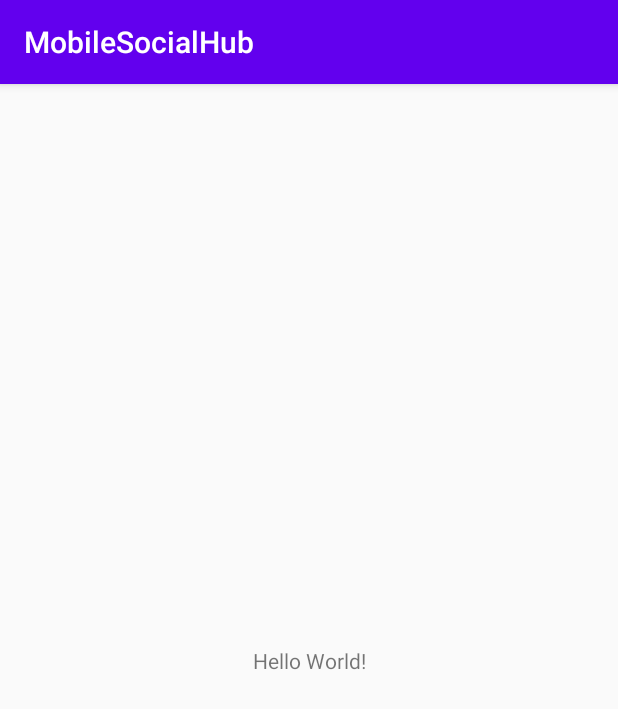
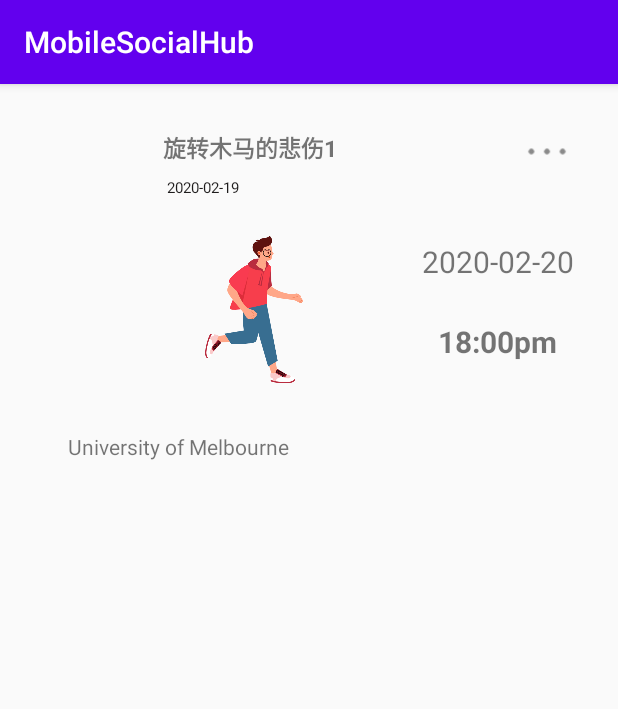
Before and after one commit to Mialovewatermelon/Mobile-Social-Hub, an Android app: the screen it shows after launch (MainActivity before the commit, FolderActivity after it), on a phone screen of 412 x 824 dp. Shown: the top 709 px of the screen. Run offline under Robolectric (Android 15) with nearby library versions, the phone set to English and light mode, and no system bars; our stand-ins replace Firebase (no records; nobody signed in at launch, a user with empty details on screens opened directly), data binding.

Commit message:
Firebase + Event Fragment
The firebase is connected and can read in data
The eveny activity is transform to fragment

```diff
--- a/app/build.gradle
+++ b/app/build.gradle
@@ -30,6 +30,7 @@ dependencies {
     implementation fileTree(dir: "libs", include: ["*.jar"])
     implementation 'androidx.appcompat:appcompat:1.2.0'
     implementation 'androidx.constraintlayout:constraintlayout:2.0.1'
+    implementation 'androidx.legacy:legacy-support-v4:1.0.0'
     testImplementation 'junit:junit:4.12'
     androidTestImplementation 'androidx.test.ext:junit:1.1.2'
     androidTestImplementation 'androidx.test.espresso:espresso-core:3.3.0'
--- /dev/null
+++ b/app/src/main/java/com/example/mobilesocialhub/EventCard/EventFragment.java
@@ -0,0 +1,117 @@
+package com.example.mobilesocialhub.EventCard;
+
+import android.os.Bundle;
+
+import androidx.annotation.NonNull;
+import androidx.fragment.app.Fragment;
+import androidx.recyclerview.widget.GridLayoutManager;
+import androidx.recyclerview.widget.RecyclerView;
+
+import android.util.Log;
+import android.view.LayoutInflater;
+import android.view.View;
+import android.view.ViewGroup;
+
+import com.example.mobilesocialhub.R;
+import com.example.mobilesocialhub.databinding.FragmentEventBinding;
+import com.google.firebase.database.DataSnapshot;
+import com.google.firebase.database.DatabaseError;
+import com.google.firebase.database.DatabaseReference;
+import com.google.firebase.database.FirebaseDatabase;
+import com.google.firebase.database.ValueEventListener;
+
+import java.util.ArrayList;
+import java.util.List;
+
+/**
+ * A simple {@link Fragment} subclass.
+ * Use the {@link EventFragment#newInstance} factory method to
+ * create an instance of this fragment.
+ */
+public class EventFragment extends Fragment {
+
+    // TODO: Rename parameter arguments, choose names that match
+    // the fragment initialization parameters, e.g. ARG_ITEM_NUMBER
+
+    private FragmentEventBinding mBinding;
+    FirebaseDatabase database;
+    final String TAG = "Database";
+    private List<Event> eventsList;
+
+    // TODO: Rename and change types of parameters
+
+    public EventFragment() {
+        // Required empty public constructor
+    }
+
+    public static EventFragment newInstance(String param1, String param2) {
+        EventFragment fragment = new EventFragment();
+        return fragment;
+    }
+
+    @Override
+    public void onCreate(Bundle savedInstanceState) {
+        super.onCreate(savedInstanceState);
+    }
+
+    @Override
+    public View onCreateView(LayoutInflater inflater, ViewGroup container,
+                             Bundle savedInstanceState) {
+        // Inflate the layout for this fragment
+        mBinding = FragmentEventBinding.inflate(inflater, container,false);
+        mBinding.eventRecycler.setLayoutManager(new GridLayoutManager(getContext(),1));
+
+        //new the array and can set default value
+        initialData();
+
+        //set the adapter
+        final FolderCellAdapter adapter = new FolderCellAdapter(eventsList);
+        mBinding.eventRecycler.setAdapter(adapter);
+
+        //Get Data from firebase
+        database= FirebaseDatabase.getInstance();
+        final DatabaseReference eventRef = database.getReference().child("Events");
+        Log.w(TAG,"Completed connection！");
+        eventRef.addValueEventListener(new ValueEventListener() {
+            @Override
+            public void onDataChange(@NonNull DataSnapshot datasnapshot) {
+//                String usernamePublished = datasnapshot.child("usernamePublished").getValue().toString();
+//                String datePublished = datasnapshot.child("datePublished").getValue().toString();
+//                String eventDate =datasnapshot.child("eventDate").getValue().toString();
+//                String eventTime =datasnapshot.child("eventTime").getValue().toString();
+//                String address = datasnapshot.child("address").getValue().toString();
+//                Log.w(TAG, eventsList.get(0).getDatePublished());
+//
+//                eventsList.add(new Event(usernamePublished,datePublished,eventDate,eventTime,address));
+                for(DataSnapshot snapshot:datasnapshot.getChildren()) {
+//
+                    Log.w(TAG,"HI"+snapshot.getValue().toString());
+                    String usernamePublished = snapshot.child("usernamePublished").getValue().toString();
+                    String datePublished = snapshot.child("datePublished").getValue().toString();
+                    String eventDate = snapshot.child("eventDate").getValue().toString();
+                    String eventTime = snapshot.child("eventTime").getValue().toString();
+                    String address = snapshot.child("address").getValue().toString();
+
+                    eventsList.add(new Event(usernamePublished, datePublished, eventDate, eventTime, address));
+                    Log.w(TAG, "Completed saving data");
+                    Log.w(TAG, eventsList.get(0).getDatePublished());
+                }
+
+                adapter.notifyDataSetChanged();
+            }
+
+            @Override
+            public void onCancelled(@NonNull DatabaseError error) {
+
+            }
+        });
+
+        return mBinding.getRoot();
+    }
+
+    private void initialData() {
+        eventsList=new ArrayList<>();
+        eventsList.add(new Event("旋转木马的悲伤1","2020-02-19","2020-02-20","18:00pm","University of Melbourne"));
+
+    }
+}
--- a/app/src/main/java/com/example/mobilesocialhub/EventCard/FolderCellAdapter.java
+++ b/app/src/main/java/com/example/mobilesocialhub/EventCard/FolderCellAdapter.java
@@ -46,7 +46,7 @@ public class FolderCellAdapter extends RecyclerView.Adapter<FolderCellAdapter.Fo
     public void onBindViewHolder(@NonNull FolderCellAdapter.FolderViewHolder holder, int position) {
         holder.binding.usernamePublished.setText(event.get(position).getUsernamePublished());
         holder.binding.datePublished.setText(event.get(position).getDatePublished());
-        holder.binding.activity.setImageDrawable(event.get(position).getActivity());
+//        holder.binding.activity.setImageDrawable(event.get(position).getActivity());
         holder.binding.eventDate.setText(event.get(position).getEventDate());
         holder.binding.eventTime.setText(event.get(position).getEventTime());
         holder.binding.address.setText(event.get(position).getAddress());
--- a/app/src/main/java/com/example/mobilesocialhub/MainActivity.java
+++ b/app/src/main/java/com/example/mobilesocialhub/MainActivity.java
@@ -1,5 +1,6 @@
 package com.example.mobilesocialhub;
 
+import androidx.annotation.NonNull;
 import androidx.appcompat.app.AppCompatActivity;
 
 import android.os.Bundle;
@@ -22,26 +23,27 @@ public class MainActivity extends AppCompatActivity {
 
         database= FirebaseDatabase.getInstance();
         Log.d(TAG,"database");
-        myRef= database.getReference("mobile-social-hub/message");
-        myRef.setValue("Hello, Wor");
-        DatabaseReference myRef2=database.getReference("messag2");
-        myRef2.setValue("No mistake");
+        myRef= database.getReference("mobile-social-hub/message2");
+        myRef.setValue("Hello, Word");
+//        DatabaseReference myRef2=database.getReference("messag2");
+//        myRef2.setValue("No mistake!");
+//
+//        myRef2.addValueEventListener(new ValueEventListener() {
+//            @Override
+//            public void onDataChange(DataSnapshot dataSnapshot) {
+//                // This method is called once with the initial value and again
+//                // whenever data at this location is updated.
+//                String value = dataSnapshot.getValue(String.class);
+//                Log.d(TAG, "key is: " + dataSnapshot.getKey());
+//                Log.d(TAG, "Value is: " + value);
+//            }
+//
+//            public void onCancelled(DatabaseError error) {
+//                // Failed to read value
+//                Log.w(TAG, "Failed to read value.", error.toException());
+//            }
+//        });
 
-        myRef2.addValueEventListener(new ValueEventListener() {
-            @Override
-            public void onDataChange(DataSnapshot dataSnapshot) {
-                // This method is called once with the initial value and again
-                // whenever data at this location is updated.
-                String value = dataSnapshot.getValue(String.class);
-                Log.d(TAG, "key is: " + dataSnapshot.getKey());
-                Log.d(TAG, "Value is: " + value);
-            }
-
-            public void onCancelled(DatabaseError error) {
-                // Failed to read value
-                Log.w(TAG, "Failed to read value.", error.toException());
-            }
-        });
 
 
         myRef.addValueEventListener(new ValueEventListener() {
--- a/app/src/main/res/layout/activity_folder.xml
+++ b/app/src/main/res/layout/activity_folder.xml
@@ -1,21 +1,22 @@
 <?xml version="1.0" encoding="utf-8"?>
-<layout xmlns:android="http://schemas.android.com/apk/res/android"
-    xmlns:app="http://schemas.android.com/apk/res-auto"
+<androidx.constraintlayout.widget.ConstraintLayout xmlns:app="http://schemas.android.com/apk/res-auto"
+    android:layout_height="match_parent"
+    android:layout_width="match_parent"
+    xmlns:android="http://schemas.android.com/apk/res/android"
     xmlns:tools="http://schemas.android.com/tools">
-    <androidx.constraintlayout.widget.ConstraintLayout
+
+
+    <fragment
+        android:id="@+id/fragment"
+        android:name="com.example.mobilesocialhub.EventCard.EventFragment"
+        tools:layout="@layout/fragment_event"
         android:layout_width="match_parent"
-        android:layout_height="match_parent">
-        <androidx.recyclerview.widget.RecyclerView
-            android:layout_width="match_parent"
-            android:layout_height="match_parent"
-            android:id="@+id/event_recycler"
-            android:divider="@android:color/darker_gray"
-            android:dividerHeight="10dp"
-            android:paddingBottom="15dp"
-            android:paddingLeft="15dp"
-            android:paddingRight="15dp"
-            android:paddingTop="15dp"
-            />
-    </androidx.constraintlayout.widget.ConstraintLayout>
+        android:layout_height="678dp"
+        app:layout_constraintBottom_toBottomOf="parent"
+        app:layout_constraintEnd_toEndOf="parent"
+        app:layout_constraintHorizontal_bias="0.0"
+        app:layout_constraintStart_toStartOf="parent"
+        app:layout_constraintTop_toTopOf="parent"
+        app:layout_constraintVertical_bias="0.0" />
 
-</layout>
+</androidx.constraintlayout.widget.ConstraintLayout>
--- /dev/null
+++ b/app/src/main/res/layout/fragment_event.xml
@@ -0,0 +1,25 @@
+<?xml version="1.0" encoding="utf-8"?>
+
+<layout xmlns:android="http://schemas.android.com/apk/res/android"
+    xmlns:app="http://schemas.android.com/apk/res-auto"
+    xmlns:tools="http://schemas.android.com/tools">
+
+
+        <!-- TODO: Update blank fragment layout -->
+        <androidx.constraintlayout.widget.ConstraintLayout
+            android:layout_width="match_parent"
+            android:layout_height="match_parent">
+            <androidx.recyclerview.widget.RecyclerView
+                android:layout_width="match_parent"
+                android:layout_height="match_parent"
+                android:id="@+id/event_recycler"
+                android:divider="@android:color/darker_gray"
+                android:dividerHeight="10dp"
+                android:paddingBottom="15dp"
+                android:paddingLeft="15dp"
+                android:paddingRight="15dp"
+                android:paddingTop="15dp"
+                />
+        </androidx.constraintlayout.widget.ConstraintLayout>
+
+</layout>
--- a/app/src/main/res/values/strings.xml
+++ b/app/src/main/res/values/strings.xml
@@ -1,3 +1,5 @@
 <resources>
     <string name="app_name">MobileSocialHub</string>
+    <!-- TODO: Remove or change this placeholder text -->
+    <string name="hello_blank_fragment">Hello blank fragment</string>
 </resources>
```
Also changed, not shown: app/src/main/AndroidManifest.xml (+5 -3 lines), app/src/main/java/com/example/mobilesocialhub/EventCard/Event.java (+5 -5 lines), app/src/main/java/com/example/mobilesocialhub/EventCard/FolderActivity.java (+54 -20 lines).
